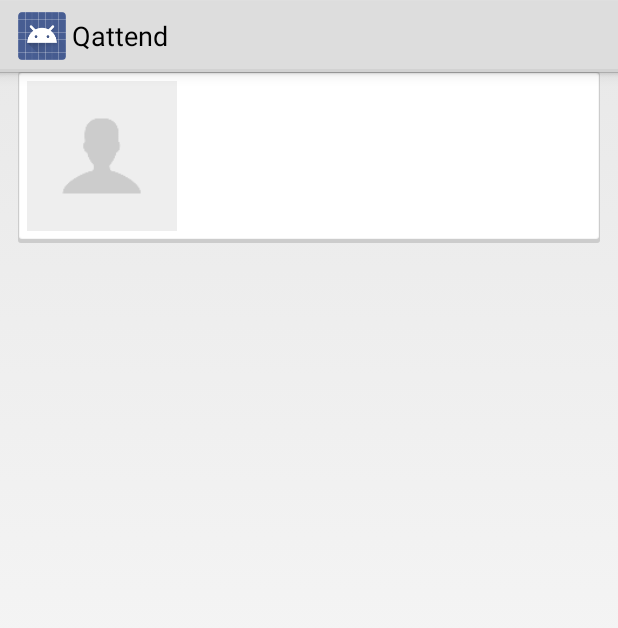
After one commit to Mikroskil/Chrone-Code, an Android app: the layout card_organization.xml on its own in the app's theme, with its tools: preview values and no code run, on a phone screen of 412 x 824 dp. The commit adds this screen. Shown: the top 628 px of the screen. Run offline under Robolectric (Android 15) with nearby library versions, the phone set to English and light mode, and no system bars.

Commit message:
profile now view list of organization created.

```diff
--- /dev/null
+++ b/QattendProject/Qattend/src/main/res/layout/card_organization.xml
@@ -0,0 +1,51 @@
+<?xml version="1.0" encoding="utf-8"?>
+<RelativeLayout xmlns:android="http://schemas.android.com/apk/res/android"
+                android:layout_width="match_parent"
+                android:layout_height="match_parent"
+                android:paddingLeft="@dimen/card_spacing"
+                android:paddingRight="@dimen/card_spacing">
+
+    <FrameLayout
+        android:layout_width="match_parent"
+        android:layout_height="wrap_content"
+        android:foreground="@drawable/card_selector"
+        android:background="@drawable/card_bg">
+
+        <ImageView
+            android:id="@+id/photo"
+            android:layout_width="100dp"
+            android:layout_height="100dp"
+            android:src="@drawable/placeholder_people"
+            android:scaleType="centerCrop"
+            android:contentDescription="placeholder"
+            android:background="@color/gray_lighter"/>
+
+        <LinearLayout
+            android:layout_toRightOf="@id/photo"
+            android:layout_height="wrap_content"
+            android:layout_width="match_parent"
+            android:orientation="vertical"
+            android:layout_marginLeft="100dp"
+            android:paddingLeft="4dp">
+
+            <TextView
+                android:id="@+id/name"
+                android:layout_width="match_parent"
+                android:layout_height="0dp"
+                android:layout_weight="1"
+                android:gravity="center_vertical"
+                android:textAppearance="?android:textAppearanceLarge"/>
+
+            <TextView
+                android:id="@+id/username"
+                android:layout_width="match_parent"
+                android:layout_height="0dp"
+                android:layout_weight="1"
+                android:gravity="center_vertical"
+                android:textAppearance="?android:textAppearanceMedium"/>
+
+        </LinearLayout>
+
+    </FrameLayout>
+
+</RelativeLayout>
```
Also changed, not shown: QattendProject/Qattend/src/main/java/com/mikroskil/android/qattend/fragment/ProfileFragment.java (+44 -7 lines), QattendProject/Qattend/src/main/res/layout/fragment_profile.xml (+31 -30 lines), QattendProject/Qattend/src/main/res/values/styles.xml (+10 -0 lines).
